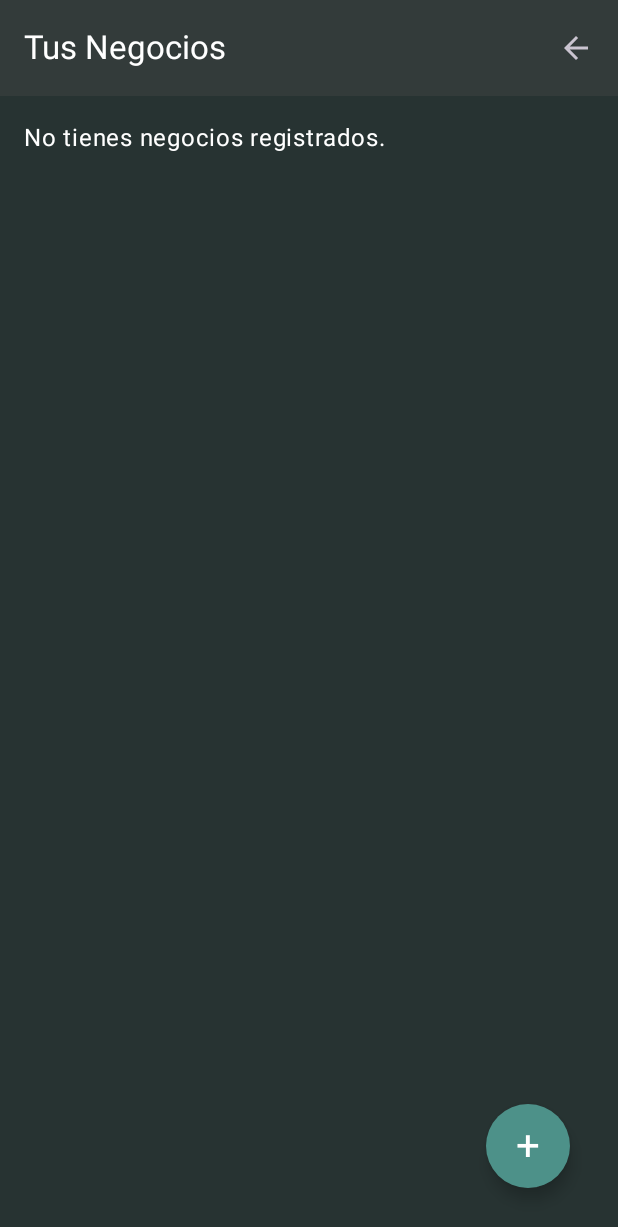
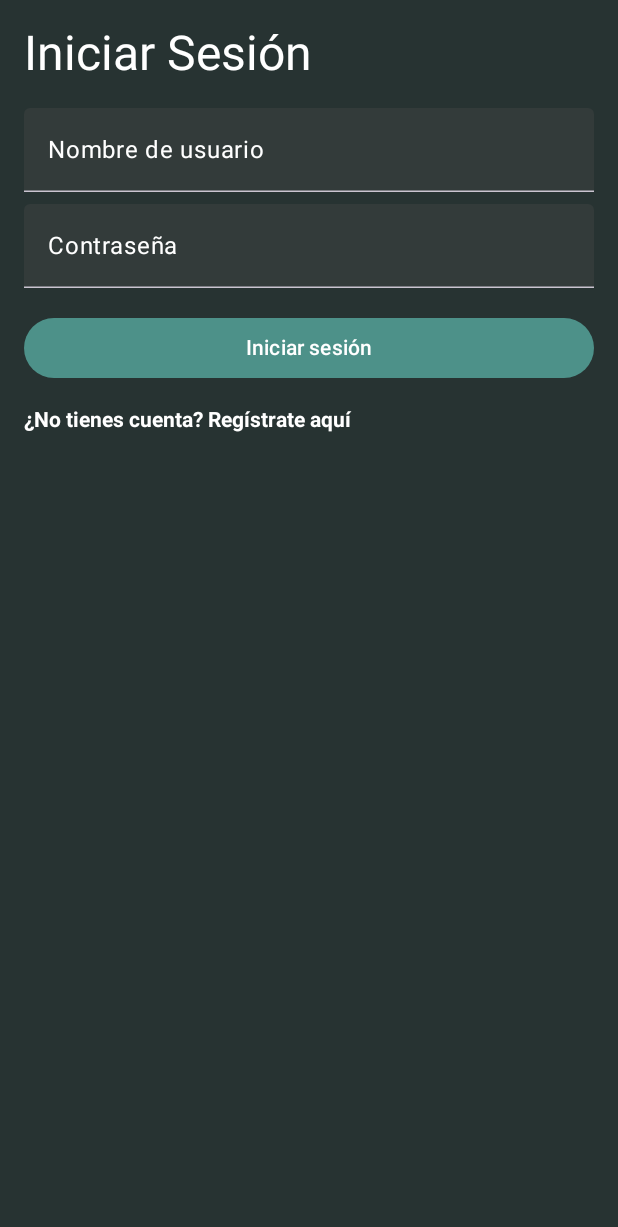
Before and after one commit to Zarael25/FrontendAPK, an Android app built with Jetpack Compose: the TusNegociosScreen screen opened through its navigation route, on a phone screen of 412 x 824 dp. Shown: the top 1227 px of the screen. Run offline under Robolectric (Android 15) with nearby library versions, the phone set to English and light mode, and no system bars; Roboto replaces fonts that are not available here.

Commit message:
Lógica de navegación mejorada

```diff
--- a/app/src/main/java/com/example/frontendapk/view/RegisterScreen.kt
+++ b/app/src/main/java/com/example/frontendapk/view/RegisterScreen.kt
@@ -90,6 +90,10 @@ fun RegisterScreen(navController: NavController, modifier: Modifier = Modifier)
                         override fun onResponse(call: Call<User>, response: Response<User>) {
                             if (response.isSuccessful) {
                                 Toast.makeText(context, "Usuario registrado exitosamente", Toast.LENGTH_SHORT).show()
+                                navController.navigate("login_screen") {
+                                    popUpTo("register_screen") { inclusive = true }
+                                }
+
                             } else {
                                 Toast.makeText(context, "Error en el registro", Toast.LENGTH_SHORT).show()
                                 Log.d("REGISTRO", "Código HTTP: ${response.code()} - Error: ${response.errorBody()?.string()}")
--- a/app/src/main/java/com/example/frontendapk/view/TusNegociosScreen.kt
+++ b/app/src/main/java/com/example/frontendapk/view/TusNegociosScreen.kt
@@ -29,10 +29,21 @@ fun TusNegociosScreen(navController: NavController) {
 
     var negocios by remember { mutableStateOf<List<Negocio>>(emptyList()) }
 
-    LaunchedEffect(Unit) {
+    // Obtén el token al inicio
     val prefs = context.getSharedPreferences("app_prefs", Context.MODE_PRIVATE)
     val token = prefs.getString("ACCESS_TOKEN", null)
 
+    // Si no hay token, redirige a login inmediatamente
+    LaunchedEffect(token) {
+        if (token.isNullOrEmpty()) {
+            navController.navigate("login_screen") {
+                popUpTo("tus_negocios_screen") { inclusive = true }
+            }
+        }
+    }
+
+    // Si hay token, carga los datos normalmente
+    LaunchedEffect(token) {
         if (!token.isNullOrEmpty()) {
             apiService.getMisNegocios("Bearer $token").enqueue(object : Callback<List<Negocio>> {
                 override fun onResponse(call: Call<List<Negocio>>, response: Response<List<Negocio>>) {
@@ -50,6 +61,8 @@ fun TusNegociosScreen(navController: NavController) {
         }
     }
 
+    // UI solo se muestra si token no es nulo (por seguridad)
+    if (!token.isNullOrEmpty()) {
         Scaffold(
             topBar = {
                 TopAppBar(
@@ -62,7 +75,6 @@ fun TusNegociosScreen(navController: NavController) {
                 )
             },
             floatingActionButton = {
-            // Botón flotante redondo en la esquina inferior izquierda
                 Box(
                     modifier = Modifier
                         .fillMaxSize()
@@ -72,7 +84,7 @@ fun TusNegociosScreen(navController: NavController) {
                         onClick = { navController.navigate(AppScreens.RegistroNegocioScreen.route) },
                         containerColor = MaterialTheme.colorScheme.primary,
                         modifier = Modifier
-                        .align(androidx.compose.ui.Alignment.BottomEnd), // esquina inferior izquierda
+                            .align(androidx.compose.ui.Alignment.BottomEnd),
                         shape = CircleShape
                     ) {
                         Text("+", style = MaterialTheme.typography.headlineMedium, color = MaterialTheme.colorScheme.onPrimary)
@@ -109,3 +121,4 @@ fun TusNegociosScreen(navController: NavController) {
             }
         }
     }
+}
```
Also changed, not shown: app/src/main/java/com/example/frontendapk/view/HomeScreen.kt (+16 -3 lines), app/src/main/java/com/example/frontendapk/view/PerfilScreen.kt (+21 -7 lines), app/src/main/java/com/example/frontendapk/view/RegistroNegocioScreen.kt (+17 -2 lines). Lines whose indentation alone changed are shown as unchanged.
